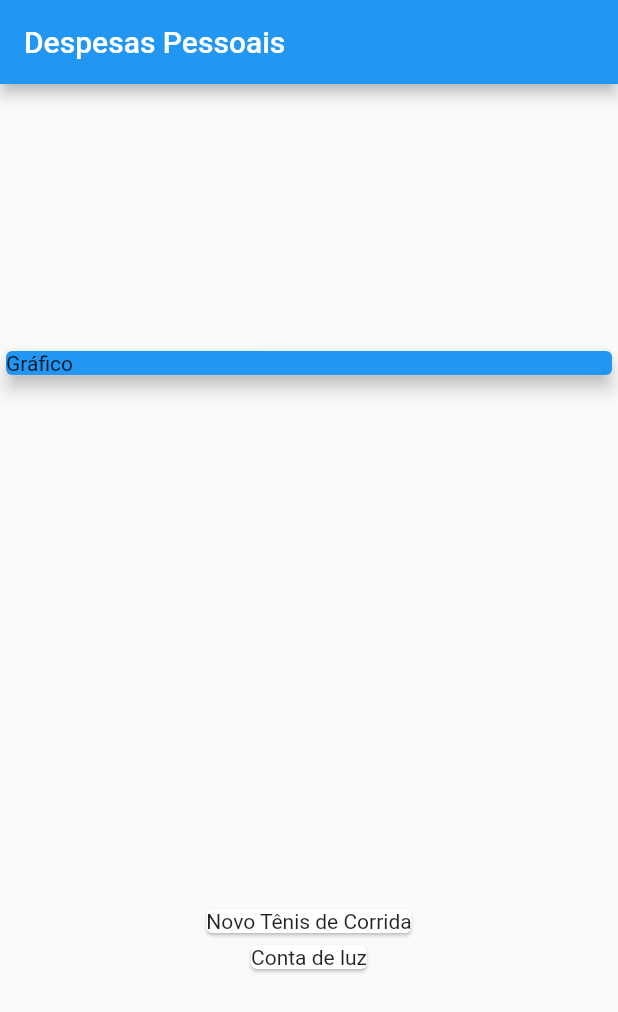
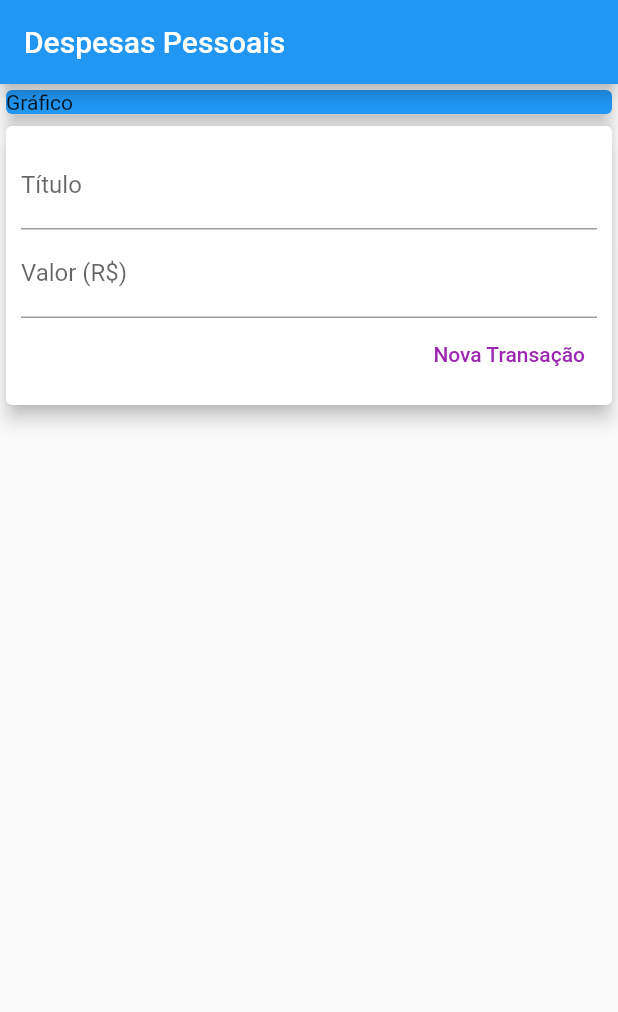
Before and after one commit to guilhermeais/expenses, a Flutter app: the screen it shows after launch, on a phone screen of 412 x 824 dp. Shown: the top 1012 px of the screen. Run offline on Flutter 3.47's test engine with Material 2 defaults, Android fonts, the phone set to English and light mode, and no system bars.

Commit message:
Add & List Transactions

```diff
--- /dev/null
+++ b/lib/components/transaction_form.dart
@@ -0,0 +1,43 @@
+import 'package:flutter/material.dart';
+
+class TransactionForm extends StatelessWidget {
+  final _titleController = TextEditingController();
+  final _valueController = TextEditingController();
+  final Function(String title, double value) onSubmit;
+  TransactionForm({Key? key, required this.onSubmit}) : super(key: key);
+
+  @override
+  Widget build(BuildContext context) {
+    return Card(
+      elevation: 5,
+      child: Padding(
+        padding: const EdgeInsets.all(10),
+        child: Column(
+          children: [
+            TextField(
+              decoration: const InputDecoration(labelText: "Título"),
+              controller: _titleController,
+            ),
+            TextField(
+              controller: _valueController,
+              decoration: const InputDecoration(labelText: "Valor (R\$)"),
+            ),
+            Row(
+              mainAxisAlignment: MainAxisAlignment.end,
+              children: [
+                TextButton(
+                    onPressed: () {
+                      onSubmit(_titleController.text, double.tryParse(_valueController.text)??0.0 );
+                    },
+                    child: const Text(
+                      'Nova Transação',
+                      style: TextStyle(color: Colors.purple),
+                    ))
+              ],
+            )
+          ],
+        ),
+      ),
+    );
+  }
+}
--- /dev/null
+++ b/lib/components/transaction_user.dart
@@ -0,0 +1,40 @@
+import 'dart:math';
+
+import 'package:flutter/material.dart';
+
+import 'package:expenses/models/transaction.dart';
+import './transaction_form.dart';
+import './transaction_list.dart';
+
+class TransactionUser extends StatefulWidget {
+  const TransactionUser({Key? key}) : super(key: key);
+
+  @override
+  _TransactionUserState createState() => _TransactionUserState();
+}
+
+class _TransactionUserState extends State<TransactionUser> {
+  final List<Transaction> _transactions = [];
+
+  _addTransaction(String title, double value) {
+    final newTrasaction = Transaction(
+        id: Random().nextDouble().toString(),
+        title: title,
+        value: value,
+        date: DateTime.now());
+
+        setState(() {
+          _transactions.add(newTrasaction);
+        });
+  }
+
+  @override
+  Widget build(BuildContext context) {
+    return Column(
+      children: [
+        TransactionList(transactions: _transactions),
+        TransactionForm(onSubmit: _addTransaction)
+      ],
+    );
+  }
+}
--- a/lib/main.dart
+++ b/lib/main.dart
@@ -1,4 +1,5 @@
-import 'package:expenses/models/transaction.dart';
+import 'package:expenses/components/transaction_user.dart';
+
 import 'package:flutter/material.dart';
 
 main() => runApp(const ExpensesApp());
@@ -17,15 +18,7 @@ class ExpensesApp extends StatelessWidget {
 class MyHomePage extends StatelessWidget {
   MyHomePage({Key? key}) : super(key: key);
 
-  final List<Transaction> _transactions = [
-    Transaction(
-        id: 't1',
-        title: 'Novo Tênis de Corrida',
-        value: 310.86,
-        date: DateTime.now()),
-    Transaction(
-        id: 't2', title: 'Conta de luz', value: 211.30, date: DateTime.now()),
-  ];
+
 
   @override
   Widget build(BuildContext context) {
@@ -34,7 +27,6 @@ class MyHomePage extends StatelessWidget {
           title: const Text("Despesas Pessoais"),
         ),
         body: Column(
-          mainAxisAlignment: MainAxisAlignment.spaceAround,
           crossAxisAlignment: CrossAxisAlignment.stretch,
           children: [
             Container(
@@ -45,11 +37,7 @@ class MyHomePage extends StatelessWidget {
                 elevation: 5,
               ),
             ),
-            Column(
-              children: _transactions
-                  .map((tr) => Card(child: Text(tr.title)))
-                  .toList(),
-            )
+            TransactionUser()
           ],
         ));
   }
--- a/pubspec.yaml
+++ b/pubspec.yaml
@@ -29,7 +29,7 @@ environment:
 dependencies:
   flutter:
     sdk: flutter
-
+  intl: ^0.17.0
 
   # The following adds the Cupertino Icons font to your application.
   # Use with the CupertinoIcons class for iOS style icons.
```
Also changed, not shown: lib/components/transaction_list.dart (added, +53 -0 lines), pubspec.lock.
